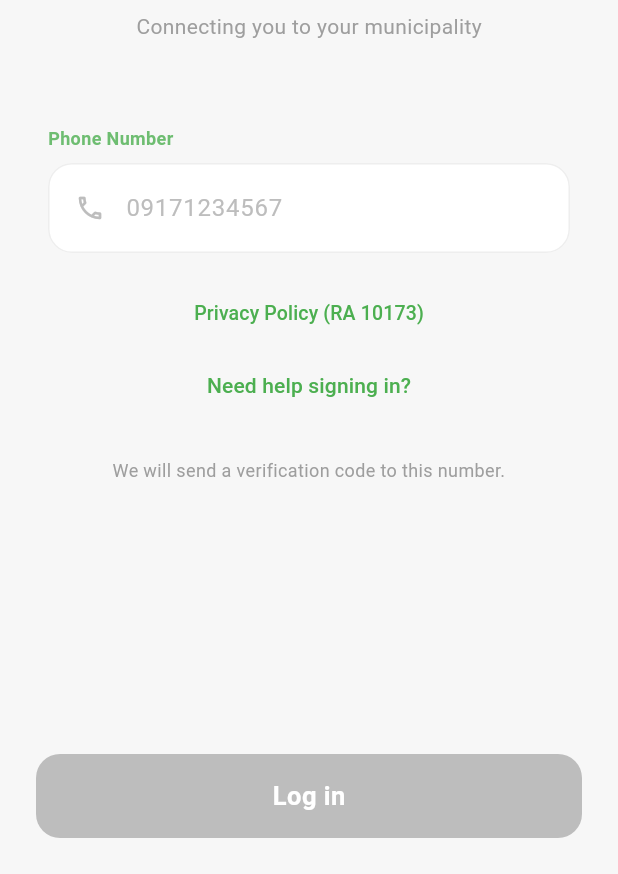
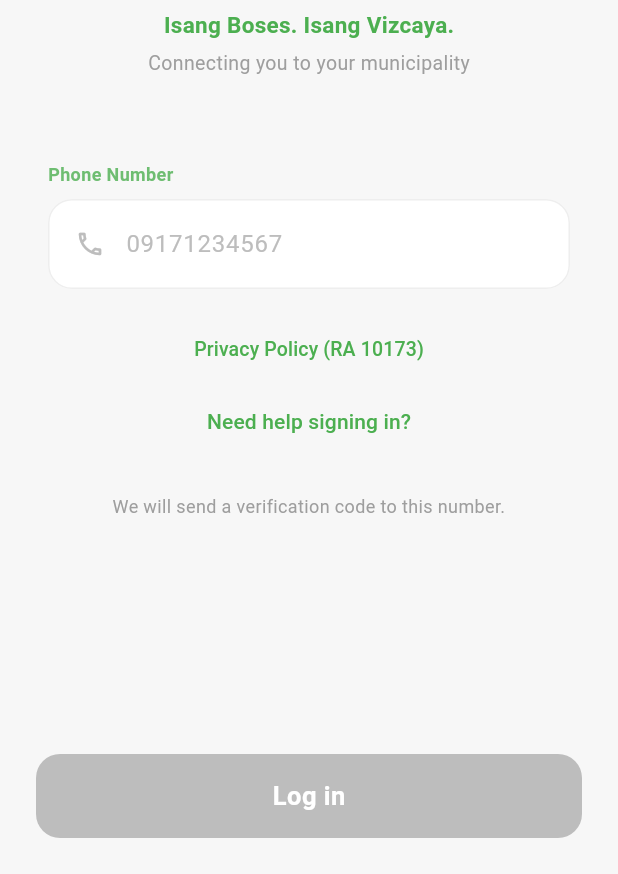
Before and after one commit to Project-Vizcaya/One-Vizcaya, a Flutter app: the screen it shows after launch, on a phone screen of 412 x 824 dp, the part 362-1236 px from its top. Run offline on Flutter 3.47's test engine with Material 3 defaults, Android fonts, the phone set to English and light mode, and no system bars; our stand-ins replace app_links, cloud_firestore, firebase_auth, firebase_core, firebase_messaging, firebase_storage and 9 more; missing offline and left inert: firebase_app_check; accounts and stored records are empty; generated files the repository leaves out were written again.

Commit message:
Add tagline 'Isang Boses. Isang Vizcaya.' to login screen
https://claude.ai/code/session_017kLuVimip9R4ubYctBT9qP

```diff
--- a/one_vizcaya/lib/presentation/screens/login_screen.dart
+++ b/one_vizcaya/lib/presentation/screens/login_screen.dart
@@ -182,12 +182,24 @@ class _LoginScreenState extends State<LoginScreen>
                             ),
                           ),
                         ),
-                        const SizedBox(height: 8),
+                        const SizedBox(height: 6),
+                        const Center(
+                          child: Text(
+                            'Isang Boses. Isang Vizcaya.',
+                            style: TextStyle(
+                              fontSize: 15,
+                              fontWeight: FontWeight.w600,
+                              color: Color(0xFF4CAF50),
+                              letterSpacing: 0.2,
+                            ),
+                          ),
+                        ),
+                        const SizedBox(height: 6),
                         Center(
                           child: Text(
                             'Connecting you to your municipality',
                             style: TextStyle(
-                              fontSize: 14,
+                              fontSize: 13,
                               color: Colors.grey.shade500,
                             ),
                           ),
```
